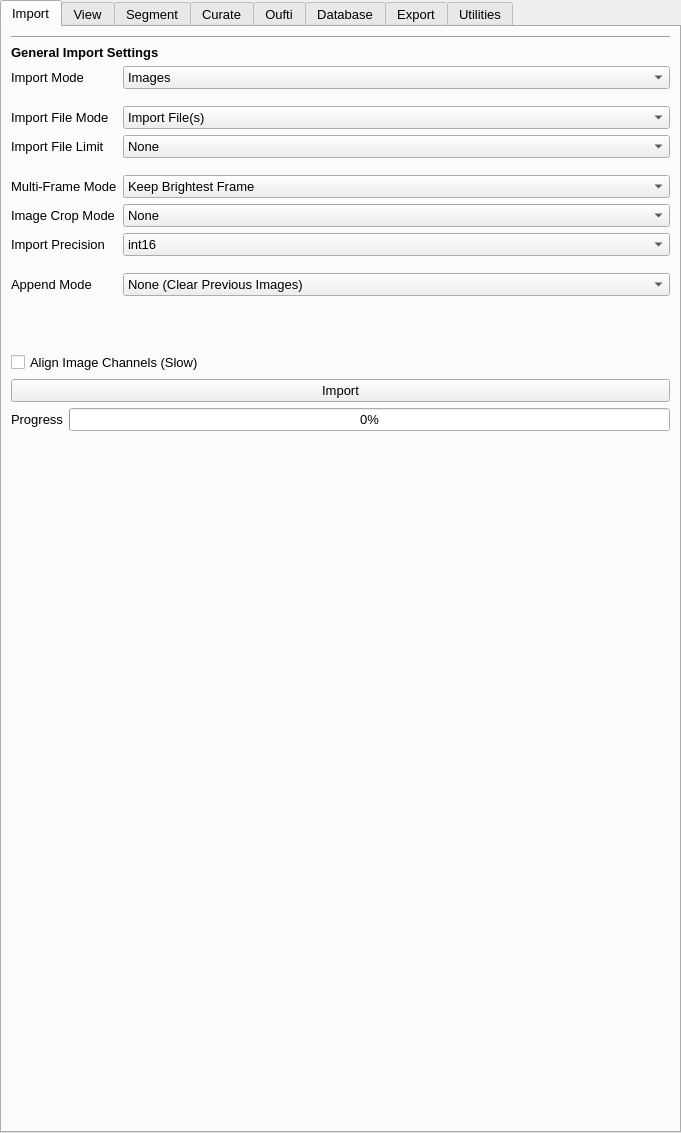
First picture: the form in src/napari_bacseg/bacseg_ui.ui, repository piedrro/napari-bacseg, before the edit.
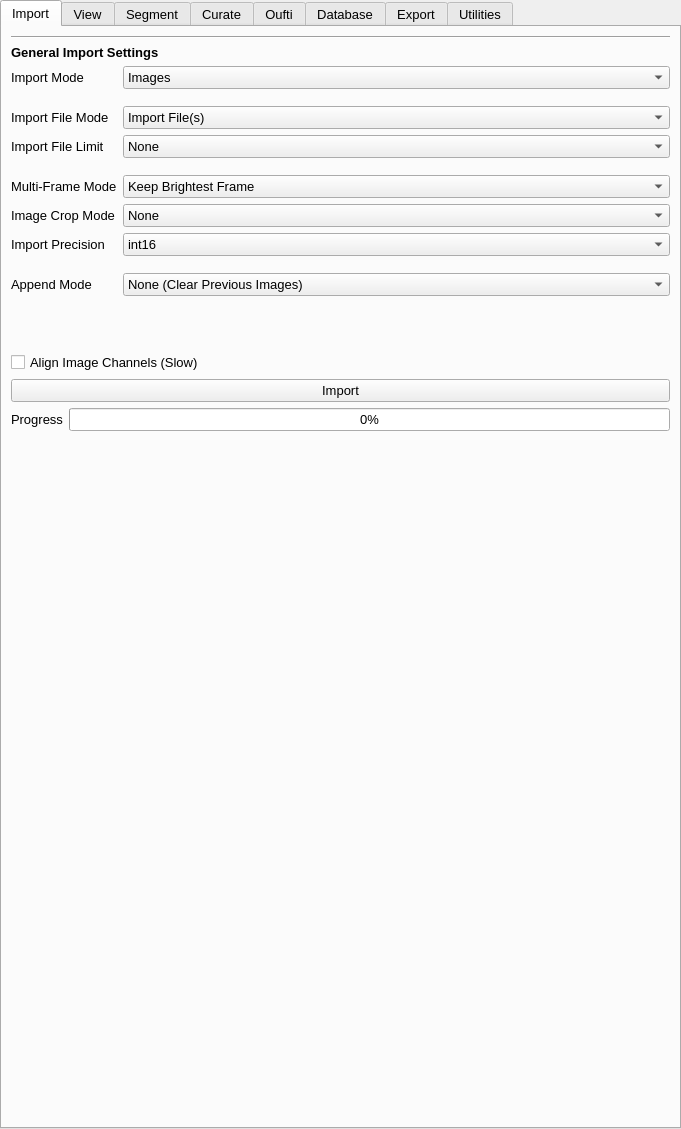
Second picture: the form after the edit.

The edit to the form file:
```diff
--- a/src/napari_bacseg/bacseg_ui.ui
+++ b/src/napari_bacseg/bacseg_ui.ui
@@ -10,7 +10,7 @@
     <x>0</x>
     <y>0</y>
     <width>681</width>
-    <height>1133</height>
+    <height>1129</height>
    </rect>
   </property>
   <property name="sizePolicy">
```
